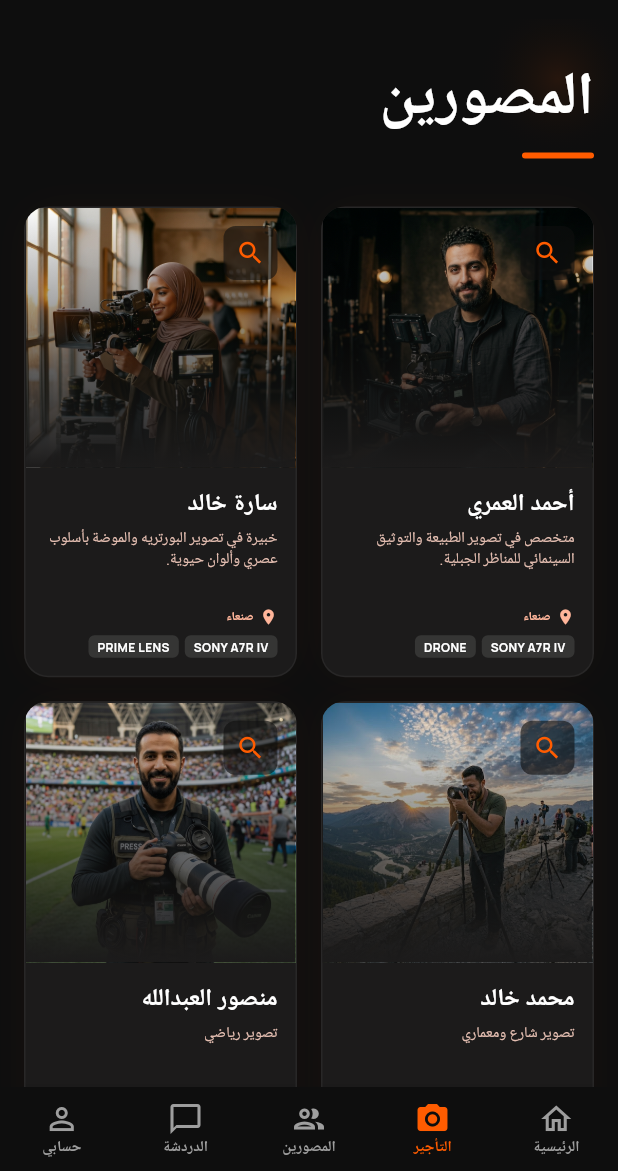
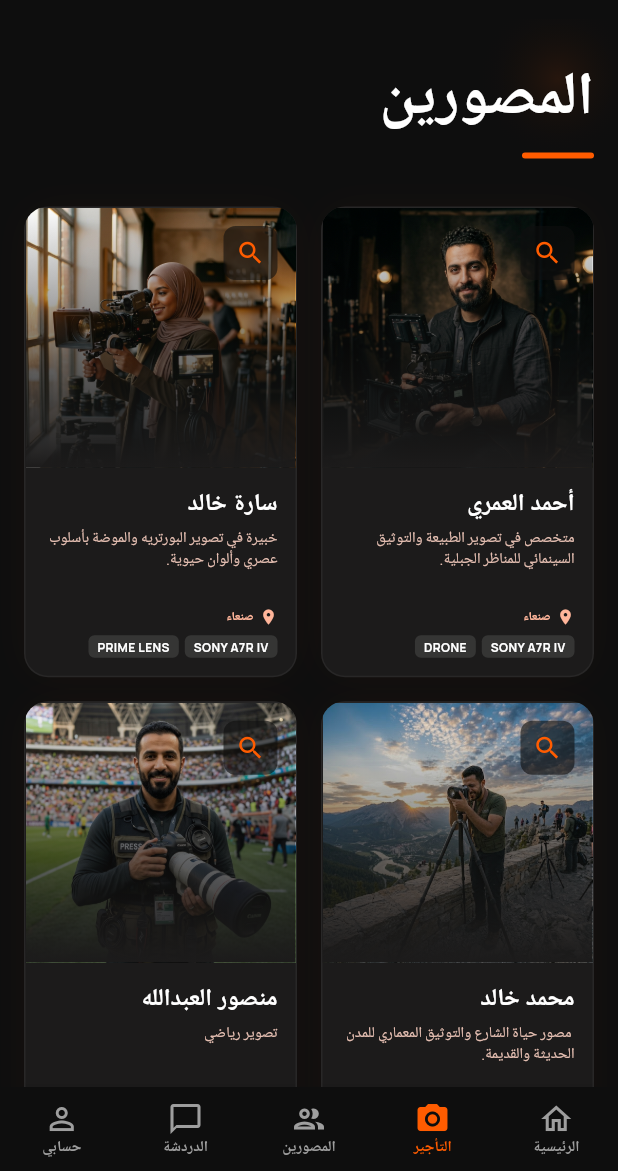
Before and after one commit to Essami779/cams, a Flutter app: the PhotographersScreen screen opened by its route, on a phone screen of 412 x 824 dp, the part 65-1236 px from its top. Run offline on Flutter 3.47's test engine with Material 3 defaults, Android fonts, the phone set to English and light mode, and no system bars; our stand-ins replace go_router, google_fonts; network calls fail.

Commit message:
feat: add dummy data file for core application modules

```diff
--- a/lib/core/dummy_data.dart
+++ b/lib/core/dummy_data.dart
@@ -89,21 +89,71 @@ class DummyData {
     {
       'id': '3',
       'name': 'محمد خالد',
-      'specialty': 'تصوير شارع ومعماري',
+      'specialty': ' مصور حياة الشارع والتوثيق المعماري للمدن الحديثة والقديمة. ',
       'location': 'صنعاء',
       'equipment': ['LEICA Q2', '35MM'],
       'image': 'assets/images/photographer_mohammad_3.jpg',
       'rating': 4.7,
       'portfolio': [
         {
-          'url': 'assets/images/portfolio_product.png',
-          'label': 'تصوير منتجات تجاري',
-          'description': 'لقطة تجارية احترافية تركز على الإضاءة الدرامية والملمس، مما يعزز من جاذبية الهوية البصرية للمنتج.'
+          'url': 'assets/images/photographer_work_1.jpg',
+          'label': 'غروب صنعاء القديمة',
+          'description': 'إطلالة علوية ساحرة لمدينة صنعاء القديمة عند الغروب، حيث تبرز العمارة الفريدة والنوافذ القمرية تحت سماء برتقالية هادئة.'
         },
         {
-          'url': 'assets/images/portfolio_nature.png',
-          'label': 'طبيعة خلابة من اليمن',
-          'description': 'توثيق لهدوء الطبيعة في الوديان اليمنية الخضراء خلال موسم الأمطار، بأسلوب سينمائي يبرز عمق الألوان.'
+          'url': 'assets/images/photographer_work_2.jpg',
+          'label': 'أزقة شبام حضرموت',
+          'description': 'توثيق للحياة اليومية في أزقة مدينة شبام الضيقة، ناطحات السحاب الطينية التي تعكس عبقرية الإنسان في التأقلم مع البيئة.'
+        },
+        {
+          'url': 'assets/images/photographer_work_3.jpg',
+          'label': 'شموخ الطين',
+          'description': 'تفاصيل معمارية مذهلة لواجهات المنازل الطينية في حضرموت، تبرز الزخارف اليدوية والجمال المتوارث عبر الأجيال.'
+        },
+        {
+          'url': 'assets/images/photographer_work_4.jpg',
+          'label': 'دار الحجر المهيب',
+          'description': 'لقطة درامية لقصر دار الحجر الشهير المتربع على صخرة شامخة، محاطاً بالأشجار الكثيفة تحت سماء غائمة مليئة بالغموض.'
+        },
+        {
+          'url': 'assets/images/photographer_work_5.jpg',
+          'label': 'أضواء عدن الساحلية',
+          'description': 'منظور مسائي لمدينة عدن، يربط بين تاريخ الميناء القديم وحيوية المدينة الحديثة مع انعكاسات الأضواء على مياه البحر.'
+        },
+        {
+          'url': 'assets/images/photographer_work_6.jpg',
+          'label': 'سوق مدينة ثلاء',
+          'description': 'حيوية السوق الشعبي في مدينة ثلاء التاريخية، حيث يلتقي الإنسان والتاريخ في مشهد نابض بالحياة والأصالة.'
+        },
+        {
+          'url': 'assets/images/photographer_work_7.jpg',
+          'label': 'قلعة القاهرة - تعز',
+          'description': 'المدخل المهيب لقلعة القاهرة في تعز، مع زوار يرتدون الزي التقليدي، مما يضفي صبغة ثقافية عميقة على المشهد التاريخي.'
+        },
+        {
+          'url': 'assets/images/photographer_work_8.jpg',
+          'label': 'نجوم مأرب الخالدة',
+          'description': 'لقطة مذهلة لمجرتنا (درب التبانة) تعلو أعمدة عرش بلقيس في مأرب، تربط بين سحر الكون وعظمة الحضارة السبئية القديمة.'
+        },
+        {
+          'url': 'assets/images/photographer_work_9.jpg',
+          'label': 'خور المكلا ليلاً',
+          'description': 'انعكاسات أضواء المدينة على مياه خور المكلا، مع القوارب التقليدية الراسية، ترسم لوحة من الهدوء والجمال الحضرمي.'
+        },
+        {
+          'url': 'assets/images/photographer_work_10.jpg',
+          'label': 'مدرجات قرية حباية',
+          'description': 'المدرجات الزراعية الخضراء التي تعانق السحاب في قرى جبال اليمن، تعكس الدقة في استصلاح الأراضي الجبلية الوعرة.'
+        },
+        {
+          'url': 'assets/images/photographer_work_11.jpg',
+          'label': 'كوكبان فوق السحاب',
+          'description': 'مدينة كوكبان التاريخية وهي تطل من فوق السحب، مشهد أسطوري يجسد الشموخ الحصين للمدن اليمنية الجبلية.'
+        },
+        {
+          'url': 'assets/images/photographer_work_12.jpg',
+          'label': 'آثار الحضارة المفقودة',
+          'description': 'دراسة ضوئية لأعمدة حجرية صخرية قديمة، صامدة في وجه الزمن تحكي قصص ممالك يمنية بادت وبقي أثرها.'
         },
       ],
     },
```
